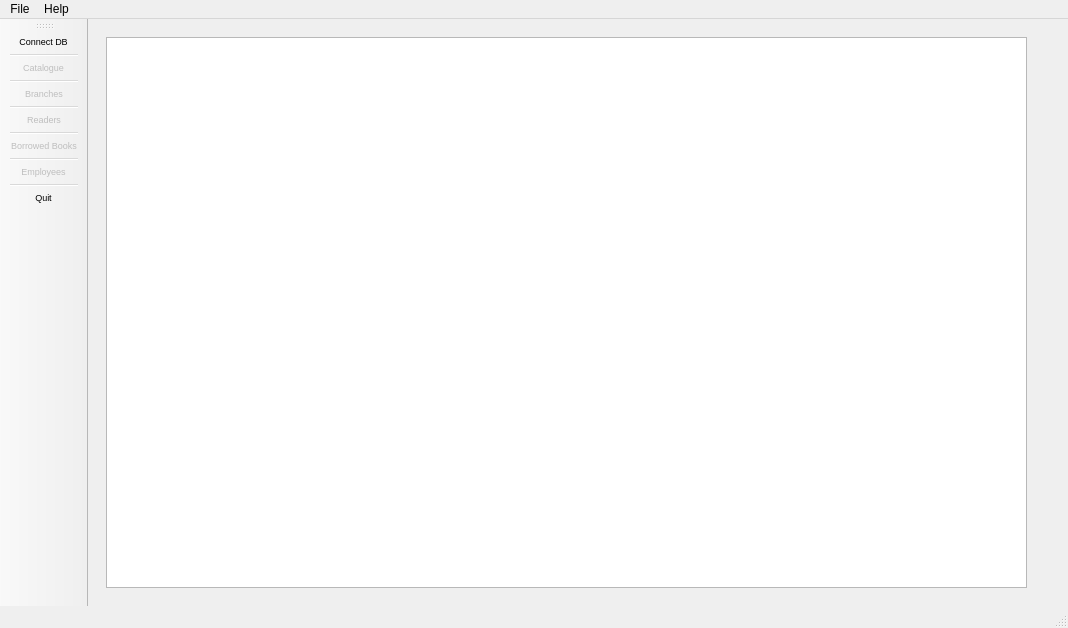
Old version of the form qt_gui/LibraryManagementSystem/mainwindow.ui in the repository Corrlie/Library_management_system.
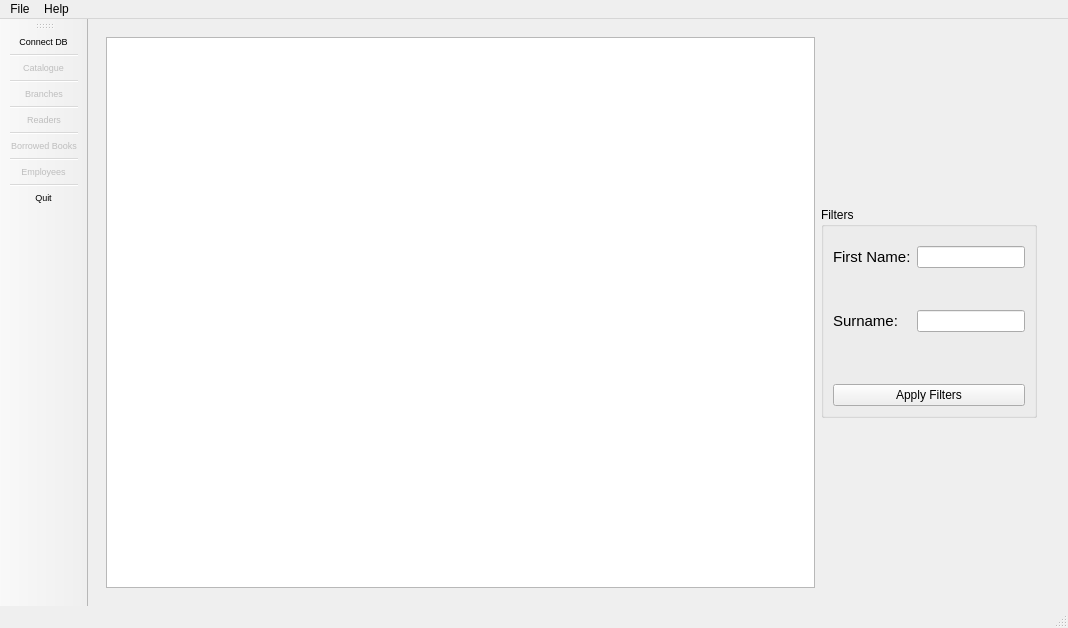
New version of the form. Icons and pictures are not drawn.

Commit message: Added filters on Readers page

What changed in the file:
```diff
--- a/qt_gui/LibraryManagementSystem/mainwindow.ui
+++ b/qt_gui/LibraryManagementSystem/mainwindow.ui
@@ -18,7 +18,7 @@
     <item>
      <widget class="QStackedWidget" name="stackedWidget">
       <property name="currentIndex">
-       <number>0</number>
+       <number>2</number>
       </property>
       <widget class="QWidget" name="page_table">
        <widget class="QTableView" name="tableView">
@@ -179,6 +179,115 @@
         </item>
        </layout>
       </widget>
+      <widget class="QWidget" name="page_readers">
+       <layout class="QHBoxLayout" name="horizontalLayout_3">
+        <item>
+         <widget class="QTableView" name="tableView_readers">
+          <property name="sizePolicy">
+           <sizepolicy hsizetype="Preferred" vsizetype="Preferred">
+            <horstretch>0</horstretch>
+            <verstretch>0</verstretch>
+           </sizepolicy>
+          </property>
+         </widget>
+        </item>
+        <item>
+         <widget class="QGroupBox" name="groupBox_2">
+          <property name="sizePolicy">
+           <sizepolicy hsizetype="Maximum" vsizetype="Fixed">
+            <horstretch>0</horstretch>
+            <verstretch>0</verstretch>
+           </sizepolicy>
+          </property>
+          <property name="title">
+           <string>Filters</string>
+          </property>
+          <layout class="QGridLayout" name="gridLayout_2">
+           <item row="1" column="0">
+            <layout class="QFormLayout" name="formLayout">
+             <item row="0" column="0">
+              <widget class="QLabel" name="label_3">
+               <property name="font">
+                <font>
+                 <pointsize>11</pointsize>
+                </font>
+               </property>
+               <property name="text">
+                <string>First Name:</string>
+               </property>
+              </widget>
+             </item>
+             <item row="0" column="1">
+              <widget class="QLineEdit" name="lineEdit_name_reader"/>
+             </item>
+             <item row="2" column="0">
+              <widget class="QLabel" name="label_4">
+               <property name="font">
+                <font>
+                 <pointsize>11</pointsize>
+                </font>
+               </property>
+               <property name="text">
+                <string>Surname:</string>
+               </property>
+              </widget>
+             </item>
+             <item row="2" column="1">
+              <widget class="QLineEdit" name="lineEdit_surname_reader"/>
+             </item>
+             <item row="1" column="0">
+              <spacer name="verticalSpacer">
+               <property name="orientation">
+                <enum>Qt::Vertical</enum>
+               </property>
+               <property name="sizeHint" stdset="0">
+                <size>
+                 <width>20</width>
+                 <height>30</height>
+                </size>
+               </property>
+              </spacer>
+             </item>
+             <item row="3" column="0">
+              <spacer name="verticalSpacer_3">
+               <property name="orientation">
+                <enum>Qt::Vertical</enum>
+               </property>
+               <property name="sizeHint" stdset="0">
+                <size>
+                 <width>20</width>
+                 <height>40</height>
+                </size>
+               </property>
+              </spacer>
+             </item>
+            </layout>
+           </item>
+           <item row="0" column="0">
+            <spacer name="verticalSpacer_2">
+             <property name="orientation">
+              <enum>Qt::Vertical</enum>
+             </property>
+             <property name="sizeHint" stdset="0">
+              <size>
+               <width>20</width>
+               <height>10</height>
+              </size>
+             </property>
+            </spacer>
+           </item>
+           <item row="2" column="0">
+            <widget class="QPushButton" name="pushButton_filters_readers">
+             <property name="text">
+              <string>Apply Filters</string>
+             </property>
+            </widget>
+           </item>
+          </layout>
+         </widget>
+        </item>
+       </layout>
+      </widget>
       <widget class="QWidget" name="page_start">
        <layout class="QVBoxLayout" name="verticalLayout_2">
         <item>
```
The commit also changes 7 other files.
